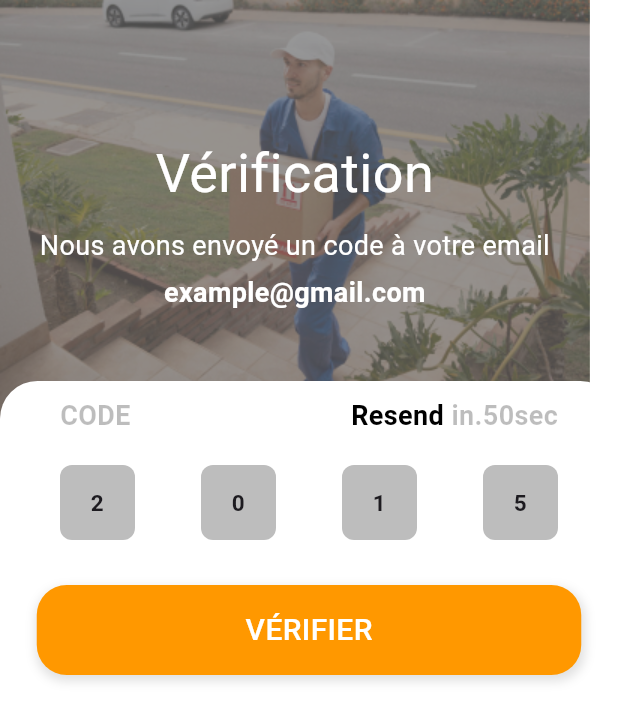
After one commit to BAHRAOUIYassir/RapidDeliveryPFE, a Flutter app: the Verification screen opened directly, on a phone screen of 412 x 824 dp. The commit adds this screen. Shown: the top 721 px of the screen. Run offline on Flutter 3.47's test engine with Material 3 defaults, Android fonts, the phone set to English and light mode, and no system bars; our stand-ins replace animated_splash_screen, animated_text_kit, dots_indicator, google_fonts, lottie; Roboto replaces fonts that are missing (fonts/inter-Regular.ttf).

Commit message:
hna hydt dak moxkil dyal context w zdt page verivivation o dyal mode pass oublier ou w dyal recuperation

```diff
--- /dev/null
+++ b/mobile_app/lib/screen/Verification.dart
@@ -0,0 +1,139 @@
+import 'package:flutter/material.dart';
+
+import '../widget/Text_widget.dart';
+import '../widget/widget.dart';
+
+class Verification extends StatelessWidget {
+  const Verification({super.key});
+
+  @override
+  Widget build(BuildContext context) {
+    return Scaffold(
+      body: Stack(
+        children: [
+          Container(
+            height: MediaQuery.sizeOf(context).height,
+          ),
+          Stack(
+            alignment: Alignment.center,
+            children: [
+              Container(
+                width: 393,
+                color: Colors.black38, //hada bax image ktwli kahla xwiya
+                child: Image.asset(
+                  'image/livreur_men.png',
+                  fit: BoxFit.fill,
+                ),
+              ),
+              Positioned(
+                top: 90,
+                child: Column(
+                  children: [
+                    text36(name: 'Vérification', color: Colors.white),
+                    const SizedBox(
+                      height: 10,
+                    ),
+                    text18(
+                        name: 'Nous avons envoyé un code à votre email',
+                        color: Colors.white,
+                        fontWeight: FontWeight.normal),
+                    const SizedBox(
+                      height: 5,
+                    ),
+                    text18(
+                        name: 'example@gmail.com',
+                        color: Colors.white,
+                        fontWeight: FontWeight.bold)
+                  ],
+                ),
+              )
+            ],
+          ),
+          Positioned(
+            bottom: 0,
+            child: Container(
+              width: MediaQuery.sizeOf(context).width,
+              height: 570,
+              decoration: const BoxDecoration(
+                color: Colors.white,
+                borderRadius: BorderRadius.only(
+                  topLeft: Radius.circular(25),
+                  topRight: Radius.circular(25),
+                ),
+              ),
+              child: Padding(
+                padding: const EdgeInsets.all(10.0),
+                child: Column(
+                  children: [
+                    Padding(
+                      padding: const EdgeInsets.symmetric(horizontal: 30),
+                      child: Row(
+                        mainAxisAlignment: MainAxisAlignment.spaceBetween,
+                        children: [
+                          text18(
+                              name: 'CODE',
+                              color: Colors.black26,
+                              fontWeight: FontWeight.bold),
+                          Row(
+                            children: [
+                              text18(
+                                  name: 'Resend', fontWeight: FontWeight.bold),
+                              const SizedBox(
+                                width: 5,
+                              ),
+                              text18(
+                                  name: 'in.50sec',
+                                  color: Colors.black26,
+                                  fontWeight: FontWeight.bold)
+                            ],
+                          )
+                        ],
+                      ),
+                    ),
+                    const SizedBox(
+                      height: 20,
+                    ),
+                    Padding(
+                      padding: const EdgeInsets.symmetric(horizontal: 30),
+                      child: Row(
+                        mainAxisAlignment: MainAxisAlignment.spaceBetween,
+                        children: [
+                          casse(n: '2'),
+                          casse(n: '0'),
+                          casse(n: '1'),
+                          casse(n: '5'),
+                        ],
+                      ),
+                    ),
+                    const SizedBox(
+                      height: 30,
+                    ),
+                    button(name: 'VÉRIFIER', sizetext: 20),
+                  ],
+                ),
+              ),
+            ),
+          )
+        ],
+      ),
+    );
+  }
+}
+
+Widget casse({String n = ''}) {
+  return Container(
+    height: 50,
+    width: 50,
+    decoration: BoxDecoration(
+      borderRadius: BorderRadius.circular(8),
+      color: Colors.black26,
+    ),
+    child: Center(
+      child: Text(
+        n,
+        textAlign: TextAlign.center,
+        style: TextStyle(fontSize: 15, fontWeight: FontWeight.w600),
+      ),
+    ),
+  );
+}
--- a/mobile_app/lib/widget/Text_widget.dart
+++ b/mobile_app/lib/widget/Text_widget.dart
@@ -1,8 +1,7 @@
-
+// ignore: file_names
+import 'package:flutter/material.dart';
 
 //hada fih le wiget dayl le text
-import 'package:flutter/material.dart';
-
 Widget text24({String name = '', Color color = Colors.black}) {
   return Text(
     name,
@@ -10,16 +9,21 @@ Widget text24({String name = '', Color color = Colors.black}) {
   );
 }
 
-Widget text18({String name = '', Color color = Colors.black}) {
+Widget text18(
+    {String name = '',
+    Color color = Colors.black,
+    FontWeight fontWeight = FontWeight.normal}) {
   return Text(
     name,
     textAlign: TextAlign.center,
     style: TextStyle(
       color: color,
       fontSize: 18,
+      fontWeight: fontWeight,
     ),
   );
 }
+
 Widget text36({String name = '', Color color = Colors.white}) {
   return Text(
     name,
@@ -30,3 +34,18 @@ Widget text36({String name = '', Color color = Colors.white}) {
     ),
   );
 }
+
+Widget Textlabel(
+    {String name = '',
+    Color color = Colors.black,
+    FontWeight fontWeight = FontWeight.normal}) {
+  return Text(
+    name,
+    textAlign: TextAlign.left,
+    style: TextStyle(
+      color: color,
+      fontSize: 15,
+      fontWeight: fontWeight,
+    ),
+  );
+}
```
Also changed, not shown: mobile_app/analysis_options.yaml (+7 -2 lines), mobile_app/lib/main.dart (+11 -9 lines), mobile_app/lib/screen/Mode_pass.dart (added, +101 -0 lines), mobile_app/lib/screen/Recuperation.dart (added, +43 -0 lines), mobile_app/lib/screen/welcome_screen.dart (+6 -4 lines), mobile_app/lib/widget/input_widget.dart (added, +44 -0 lines), mobile_app/lib/widget/widget.dart (+24 -22 lines), mobile_app/image/poster1.png (added), mobile_app/pubspec.lock, 2 other files.
